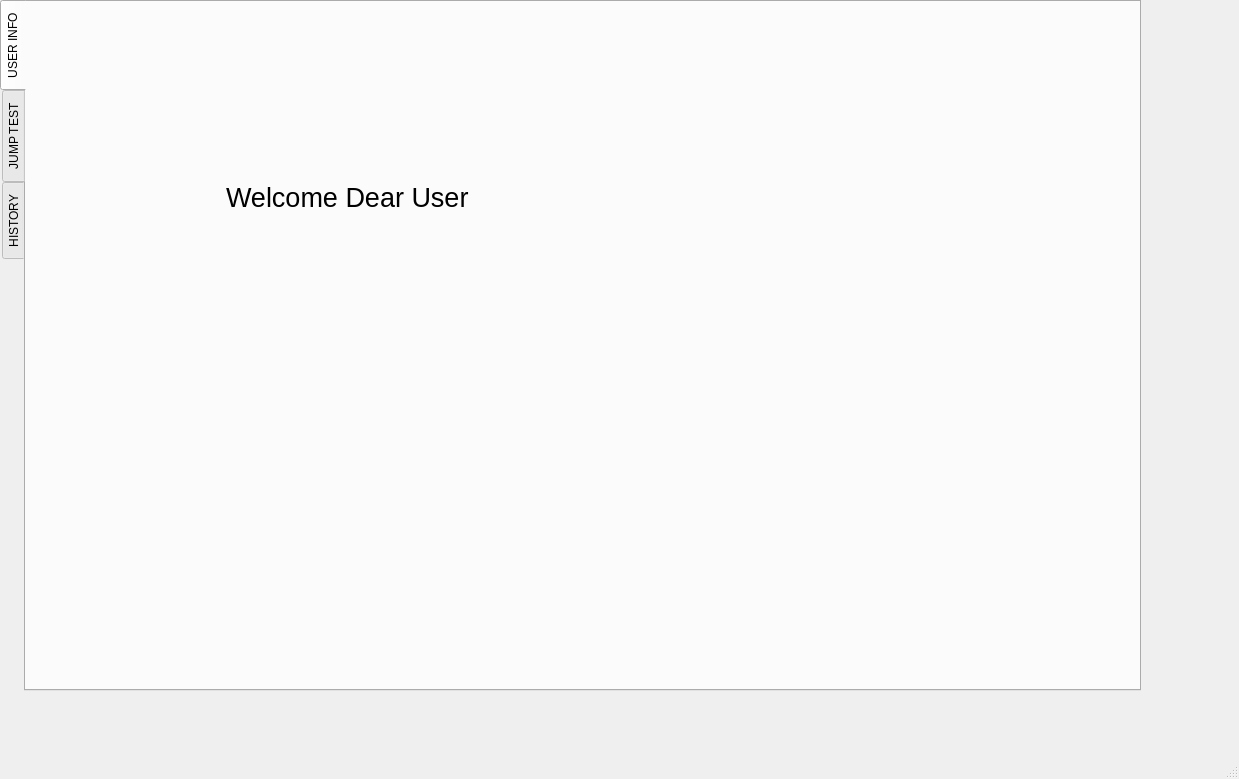
Pocket99/3D_CNN_KNEE_FLEXION_ANGLE_ESTIMATION, file ACL/mainwindow.ui: the form before one commit.
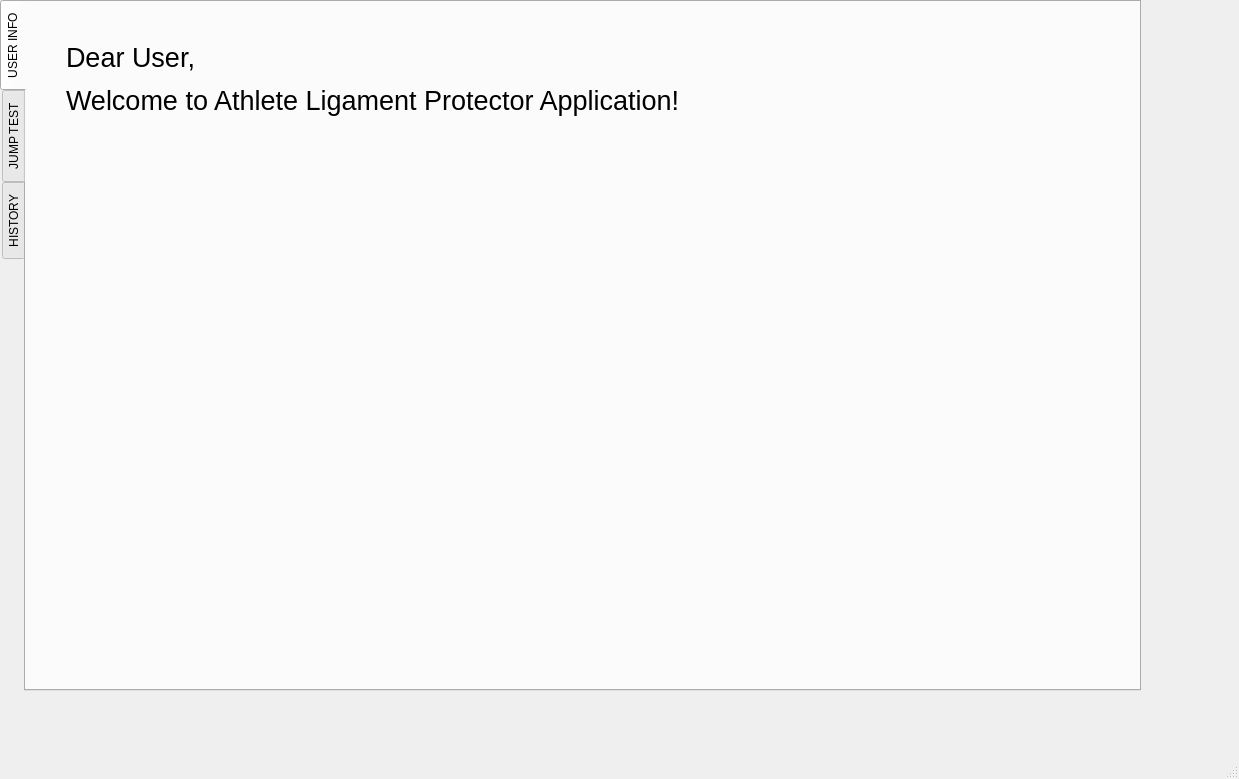
The form after the commit.

Patch:
```diff
--- a/ACL/mainwindow.ui
+++ b/ACL/mainwindow.ui
@@ -57,14 +57,14 @@
      <widget class="QLabel" name="label">
       <property name="geometry">
        <rect>
-        <x>200</x>
-        <y>100</y>
-        <width>341</width>
-        <height>191</height>
+        <x>40</x>
+        <y>40</y>
+        <width>761</width>
+        <height>101</height>
        </rect>
       </property>
       <property name="text">
-       <string>&lt;html&gt;&lt;head/&gt;&lt;body&gt;&lt;p&gt;&lt;span style=&quot; font-size:20pt;&quot;&gt;Welcome Dear User&lt;/span&gt;&lt;/p&gt;&lt;/body&gt;&lt;/html&gt;</string>
+       <string>&lt;html&gt;&lt;head/&gt;&lt;body&gt;&lt;p&gt;&lt;span style=&quot; font-size:20pt;&quot;&gt;Dear User, &lt;/span&gt;&lt;/p&gt;&lt;p&gt;&lt;span style=&quot; font-size:20pt;&quot;&gt;Welcome to Athlete Ligament Protector Application!&lt;/span&gt;&lt;/p&gt;&lt;p&gt;&lt;br/&gt;&lt;/p&gt;&lt;/body&gt;&lt;/html&gt;</string>
       </property>
      </widget>
     </widget>
```
Left out of the diff: 2 changed lines with no effect on the pictures.
